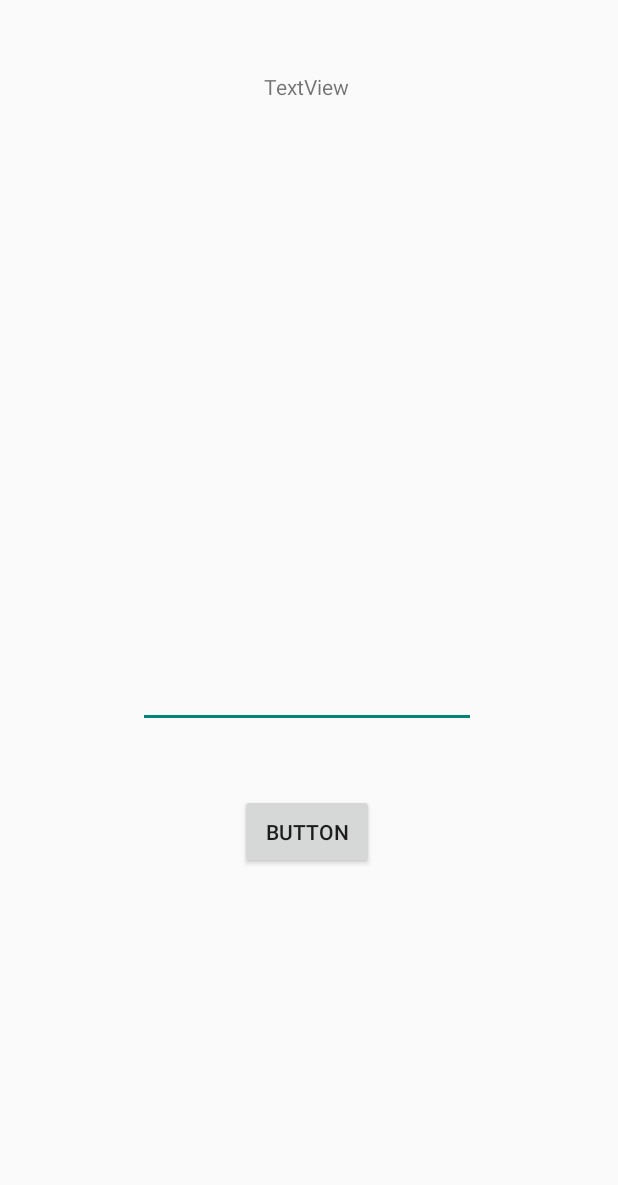
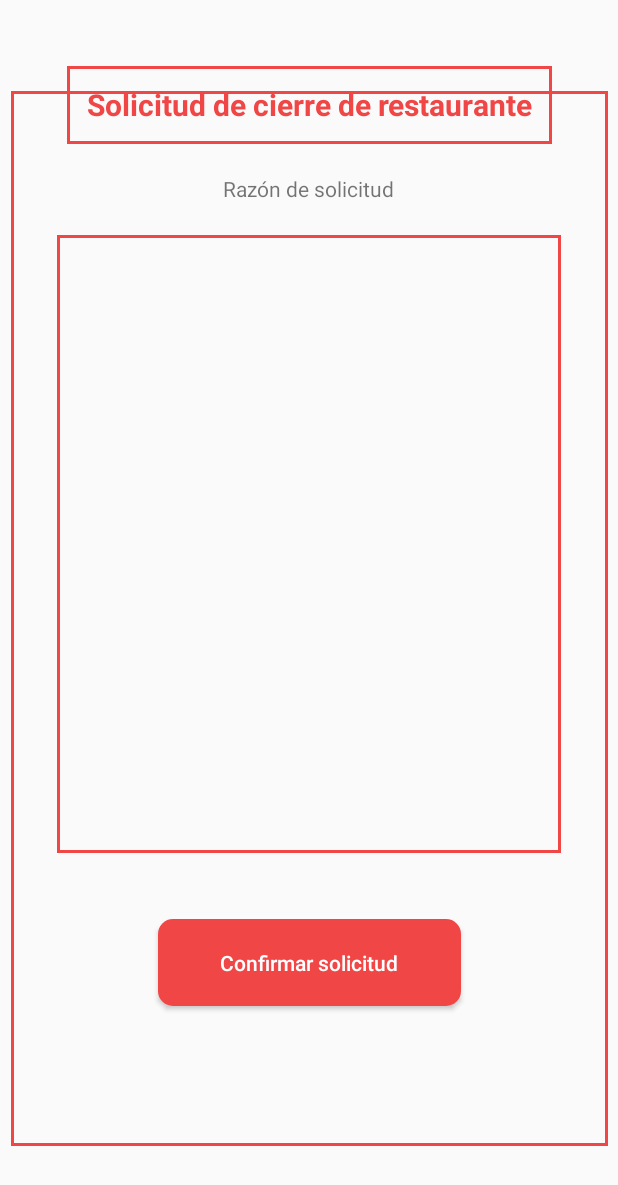
Before and after one commit to Sven2301/EATSDelivery, an Android app: the layout activity_accept_request_gerente.xml on its own in the app's theme, with its tools: preview values and no code run, on a phone screen of 412 x 824 dp. Shown: the top 1185 px of the screen. Run offline under Robolectric (Android 15) with nearby library versions, the phone set to English and light mode, and no system bars.

Commit message:
Add gerente

```diff
--- a/app/src/main/java/com/example/eatsdelivery/PlatoAdapter.java
+++ b/app/src/main/java/com/example/eatsdelivery/PlatoAdapter.java
@@ -52,7 +52,7 @@ public class PlatoAdapter extends ArrayAdapter<Plato> {
 
         textName.setText(getItem(position).getNombre());
 
-        textDescrip.setText(getItem(position).getCosto());
+        textDescrip.setText(new StringBuilder().append("₡").append(getItem(position).getCosto()).toString());
 
         return convertView;
     }
--- a/app/src/main/java/com/example/eatsdelivery/RestaurantList.java
+++ b/app/src/main/java/com/example/eatsdelivery/RestaurantList.java
@@ -107,7 +107,6 @@ public class RestaurantList extends AppCompatActivity {
             b.setBackground(getResources().getDrawable(R.drawable.custom_button));
             b.setTextColor(ContextCompat.getColor(getApplicationContext(), R.color.white));
         }
-
     }
 
     public void quit(View view){
--- a/app/src/main/java/com/example/eatsdelivery/RestaurantMenu.java
+++ b/app/src/main/java/com/example/eatsdelivery/RestaurantMenu.java
@@ -91,14 +91,10 @@ public class RestaurantMenu extends AppCompatActivity {
                 next.putExtra("PlatoID", platos.get(i).getPlatoID());
                 next.putExtra("clientID",clientID.toString());
                 next.putExtra("carrito", cart);
-
                 startActivity(next);
-
             }
         });
-
     }
-
 
     public void seeCart(View view){
 
--- a/app/src/main/res/layout/activity_accept_request_gerente.xml
+++ b/app/src/main/res/layout/activity_accept_request_gerente.xml
@@ -6,37 +6,68 @@
     android:layout_height="match_parent"
     tools:context=".AcceptRequestGerente">
 
+    <ImageView
+        android:id="@+id/imageView28"
+        android:layout_width="398dp"
+        android:layout_height="703dp"
+        app:layout_constraintBottom_toBottomOf="parent"
+        app:layout_constraintEnd_toEndOf="parent"
+        app:layout_constraintStart_toStartOf="parent"
+        app:layout_constraintTop_toTopOf="parent"
+        app:srcCompat="@drawable/squarebox" />
+
     <TextView
         android:id="@+id/textView47"
-        android:layout_width="wrap_content"
-        android:layout_height="wrap_content"
-        android:layout_marginStart="176dp"
-        android:layout_marginTop="48dp"
-        android:text="TextView"
+        android:layout_width="323dp"
+        android:layout_height="52dp"
+        android:layout_marginTop="44dp"
+        android:background="@drawable/squarebox"
+        android:gravity="center"
+        android:text="Solicitud de cierre de restaurante"
+        android:textColor="@color/Button"
+        android:textSize="20sp"
+        android:textStyle="bold"
+        app:layout_constraintEnd_toEndOf="parent"
         app:layout_constraintStart_toStartOf="parent"
         app:layout_constraintTop_toTopOf="parent" />
 
     <EditText
         android:id="@+id/editTextTextRestInfo"
-        android:layout_width="225dp"
-        android:layout_height="394dp"
-        android:layout_marginStart="92dp"
-        android:layout_marginTop="24dp"
+        android:layout_width="336dp"
+        android:layout_height="412dp"
+        android:layout_marginTop="21dp"
+        android:background="@drawable/squarebox"
         android:ems="10"
-        android:gravity="start|top"
+        android:gravity="center"
         android:inputType="textMultiLine"
+        app:layout_constraintEnd_toEndOf="parent"
         app:layout_constraintStart_toStartOf="parent"
-        app:layout_constraintTop_toBottomOf="@+id/textView47"
+        app:layout_constraintTop_toBottomOf="@+id/textView"
         tools:ignore="SpeakableTextPresentCheck" />
+
+    <TextView
+        android:id="@+id/textView"
+        android:layout_width="wrap_content"
+        android:layout_height="wrap_content"
+        android:layout_marginTop="20dp"
+        android:text="Razón de solicitud"
+        app:layout_constraintEnd_toEndOf="parent"
+        app:layout_constraintHorizontal_bias="0.498"
+        app:layout_constraintStart_toStartOf="parent"
+        app:layout_constraintTop_toBottomOf="@+id/textView47" />
 
     <Button
         android:id="@+id/btn_confirmrequest"
-        android:layout_width="89dp"
-        android:layout_height="50dp"
-        android:layout_marginStart="160dp"
+        android:layout_width="202dp"
+        android:layout_height="58dp"
         android:layout_marginTop="44dp"
+        android:background="@drawable/custom_button"
         android:onClick="confirmRequest"
-        android:text="Button"
+        android:text="Confirmar solicitud"
+        android:textAllCaps="false"
+        android:textColor="#FFFF"
+        app:layout_constraintEnd_toEndOf="parent"
         app:layout_constraintStart_toStartOf="parent"
         app:layout_constraintTop_toBottomOf="@+id/editTextTextRestInfo" />
+
 </androidx.constraintlayout.widget.ConstraintLayout>
--- a/app/src/main/res/layout/activity_check_history_client.xml
+++ b/app/src/main/res/layout/activity_check_history_client.xml
@@ -54,6 +54,8 @@
             android:id="@+id/orderDetailsHis"
             android:layout_width="match_parent"
             android:layout_height="wrap_content"
-            android:orientation="vertical" />
+            android:orientation="vertical"
+            android:divider="@drawable/divider_empty"
+            android:showDividers="middle"/>
     </ScrollView>
 </androidx.constraintlayout.widget.ConstraintLayout>
```
Also changed, not shown: app/src/main/java/com/example/eatsdelivery/ProductInfo.java (+7 -6 lines), app/src/main/res/layout/activity_cart.xml (+4 -83 lines), app/src/main/res/layout/activity_confirm_request_gerente.xml (+12 -0 lines), app/src/main/res/layout/activity_product_info.xml (+40 -57 lines).
